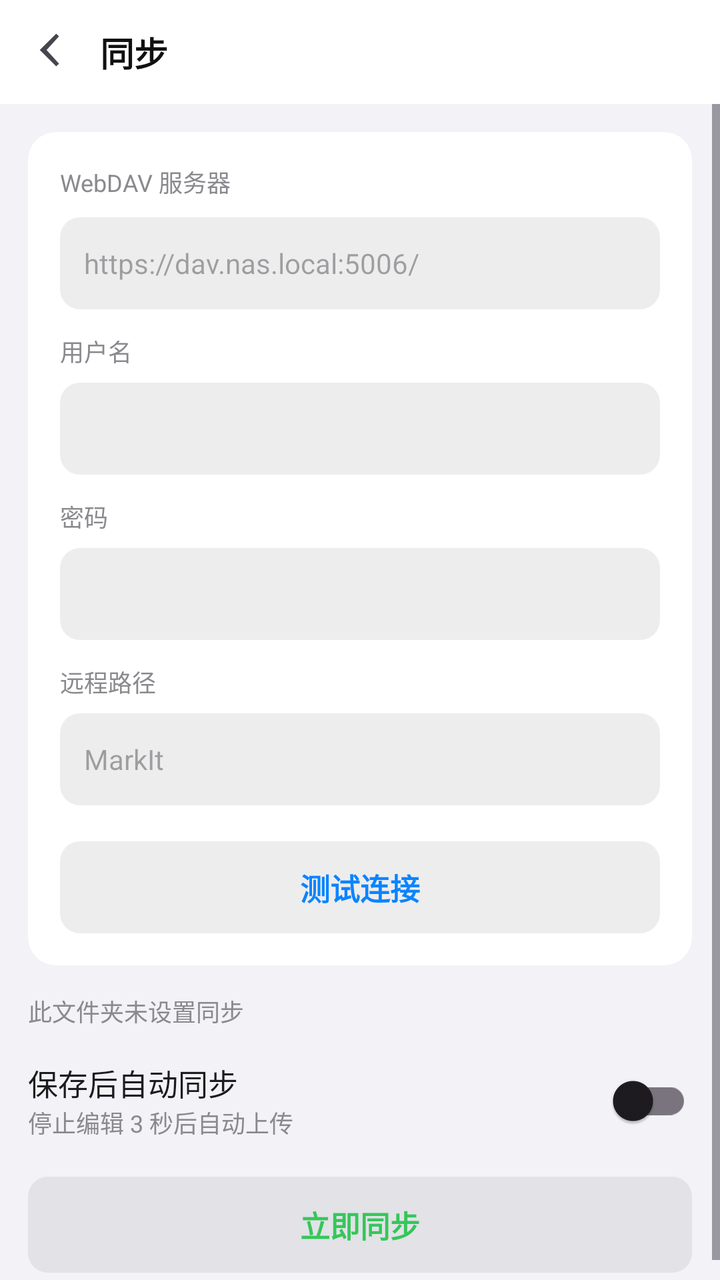
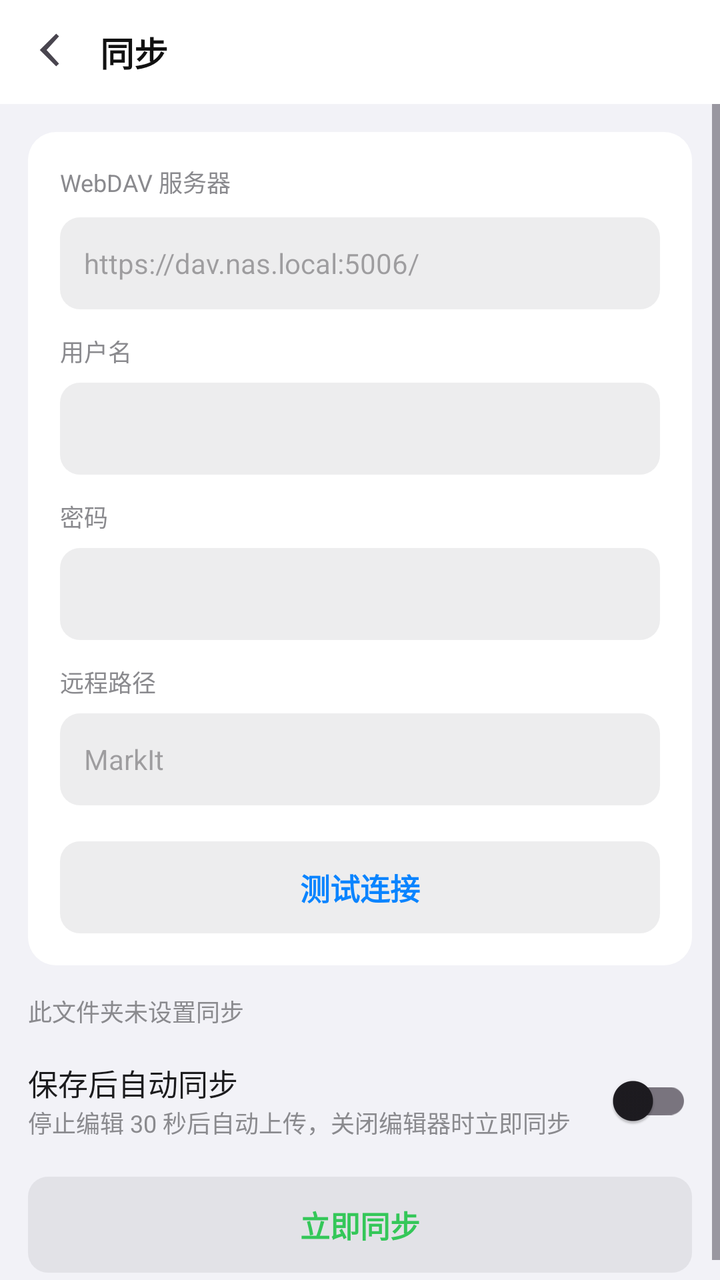

An Android layout rendered at two revisions. The XML below is the earlier revision; the diff shows what the commit changed to produce the second picture.
<!-- AndroidManifest.xml: application theme Theme.Markit -->
<!-- res/layout/fragment_sync.xml -->
<?xml version="1.0" encoding="utf-8"?>
<LinearLayout xmlns:android="http://schemas.android.com/apk/res/android"
    android:layout_width="match_parent"
    android:layout_height="match_parent"
    android:orientation="vertical"
    android:background="#F2F2F7">

    
    <LinearLayout
        android:id="@+id/syncTopBar"
        android:layout_width="match_parent"
        android:layout_height="wrap_content"
        android:minHeight="52dp"
        android:orientation="horizontal"
        android:gravity="center_vertical"
        android:background="#FFFFFF"
        android:paddingStart="6dp"
        android:paddingEnd="12dp">

        <ImageButton
            android:id="@+id/syncBack"
            android:layout_width="40dp"
            android:layout_height="40dp"
            android:src="@drawable/ic_arrow_back"
            android:background="?android:attr/selectableItemBackgroundBorderless"
            android:contentDescription="返回" />

        <TextView
            android:id="@+id/syncTitle"
            android:layout_width="0dp"
            android:layout_height="wrap_content"
            android:layout_weight="1"
            android:layout_marginStart="4dp"
            android:text="同步"
            android:textSize="17sp"
            android:textStyle="bold"
            android:textColor="#111111" />
    </LinearLayout>

    <ScrollView
        android:id="@+id/syncScroll"
        android:layout_width="match_parent"
        android:layout_height="0dp"
        android:layout_weight="1"
        android:fillViewport="true">

    <LinearLayout
        android:layout_width="match_parent"
        android:layout_height="wrap_content"
        android:orientation="vertical"
        android:padding="14dp">

        <LinearLayout
            android:layout_width="match_parent"
            android:layout_height="wrap_content"
            android:orientation="vertical"
            android:background="@drawable/bg_card"
            android:padding="16dp">

            <TextView android:layout_width="wrap_content" android:layout_height="wrap_content"
                android:text="WebDAV 服务器" android:textSize="12sp" android:textColor="#8A8A8E" />

            <EditText android:id="@+id/davUrl" android:layout_width="match_parent"
                android:layout_height="46dp" android:layout_marginTop="9dp"
                android:background="@drawable/bg_search" android:paddingStart="12dp"
                android:paddingEnd="12dp" android:textSize="14sp"
                android:hint="https://dav.nas.local:5006/" android:inputType="textUri"
                android:importantForAutofill="no" />

            <TextView android:layout_width="wrap_content" android:layout_height="wrap_content"
                android:text="用户名" android:textSize="12sp" android:textColor="#8A8A8E"
                android:layout_marginTop="12dp" />

            <EditText android:id="@+id/davUser" android:layout_width="match_parent"
                android:layout_height="46dp" android:layout_marginTop="7dp"
                android:background="@drawable/bg_search" android:paddingStart="12dp"
                android:paddingEnd="12dp" android:textSize="14sp"
                android:inputType="text" android:importantForAutofill="no" />

            <TextView android:layout_width="wrap_content" android:layout_height="wrap_content"
                android:text="密码" android:textSize="12sp" android:textColor="#8A8A8E"
                android:layout_marginTop="12dp" />

            <EditText android:id="@+id/davPass" android:layout_width="match_parent"
                android:layout_height="46dp" android:layout_marginTop="7dp"
                android:background="@drawable/bg_search" android:paddingStart="12dp"
                android:paddingEnd="12dp" android:textSize="14sp"
                android:inputType="textPassword" android:importantForAutofill="no" />

            <TextView android:layout_width="wrap_content" android:layout_height="wrap_content"
                android:text="远程路径" android:textSize="12sp" android:textColor="#8A8A8E"
                android:layout_marginTop="12dp" />

            <EditText android:id="@+id/davPath" android:layout_width="match_parent"
                android:layout_height="46dp" android:layout_marginTop="7dp"
                android:background="@drawable/bg_search" android:paddingStart="12dp"
                android:paddingEnd="12dp" android:textSize="14sp"
                android:hint="MarkIt" android:inputType="text"
                android:importantForAutofill="no" />

            <TextView android:id="@+id/btnTest" android:layout_width="match_parent"
                android:layout_height="46dp" android:layout_marginTop="18dp"
                android:background="@drawable/bg_search" android:gravity="center"
                android:text="测试连接" android:textSize="15sp" android:textStyle="bold"
                android:textColor="#0A84FF" />
        </LinearLayout>

        <TextView android:id="@+id/syncStatus" android:layout_width="match_parent"
            android:layout_height="wrap_content" android:layout_marginTop="14dp"
            android:layout_marginBottom="12dp" android:textSize="12sp" android:textColor="#8A8A8E"
            android:text="此文件夹未设置同步" />

        <LinearLayout android:layout_width="match_parent" android:layout_height="wrap_content"
            android:orientation="horizontal" android:gravity="center_vertical"
            android:layout_marginBottom="14dp">
            <LinearLayout android:layout_width="0dp" android:layout_height="wrap_content"
                android:layout_weight="1" android:orientation="vertical">
                <TextView android:layout_width="wrap_content" android:layout_height="wrap_content"
                    android:text="保存后自动同步" android:textSize="15sp" android:textColor="#1C1C1E" />
                <TextView android:layout_width="wrap_content" android:layout_height="wrap_content"
                    android:text="停止编辑 3 秒后自动上传"
                    android:textSize="12sp" android:textColor="#8A8A8E" />
            </LinearLayout>
            <androidx.appcompat.widget.SwitchCompat android:id="@+id/swAutoSync"
                android:layout_width="wrap_content" android:layout_height="wrap_content" />
        </LinearLayout>

        <TextView android:id="@+id/btnSyncNow" android:layout_width="match_parent"
            android:layout_height="48dp" android:background="@drawable/bg_search"
            android:gravity="center" android:text="立即同步"
            android:textSize="15sp" android:textStyle="bold" android:textColor="#34C759" />

        <TextView android:id="@+id/btnRemoveSync" android:layout_width="match_parent"
            android:layout_height="46dp" android:layout_marginTop="10dp"
            android:background="@drawable/bg_search" android:gravity="center"
            android:text="停止同步此文件夹" android:textSize="14sp"
            android:textColor="#FF3B30" android:visibility="gone" />

    </LinearLayout>
    </ScrollView>
</LinearLayout>
<!-- resources referenced by this layout -->
<resources>
  <!-- drawable bg_card (drawable) -->
  <?xml version="1.0" encoding="utf-8"?>
  <shape xmlns:android="http://schemas.android.com/apk/res/android" android:shape="rectangle">
      <solid android:color="#FFFFFF" />
      <corners android:radius="14dp" />
  </shape>
  <!-- drawable bg_search (drawable) -->
  <?xml version="1.0" encoding="utf-8"?>
  <shape xmlns:android="http://schemas.android.com/apk/res/android" android:shape="rectangle">
      <solid android:color="#22767680" />
      <corners android:radius="10dp" />
  </shape>
  <!-- drawable ic_arrow_back (drawable) -->
  <?xml version="1.0" encoding="utf-8"?>
  <vector xmlns:android="http://schemas.android.com/apk/res/android"
      android:width="24dp" android:height="24dp"
      android:viewportWidth="24" android:viewportHeight="24"
      android:tint="?attr/colorControlNormal">
      <path android:fillColor="@android:color/white"
          android:pathData="M15.5,4.2 L14.1,2.8 L5.9,11 L14.1,19.2 L15.5,17.8 L9.3,11 Z" />
  </vector>
  <style name="Theme.Markit" parent="Theme.Material3.DayNight.NoActionBar">
          <item name="colorPrimary">#0A84FF</item>
      </style>
</resources>

<!-- the commit's change to res/layout/fragment_sync.xml (unified diff, before → after) -->
@@ -118,7 +118,7 @@
                 <TextView android:layout_width="wrap_content" android:layout_height="wrap_content"
                     android:text="保存后自动同步" android:textSize="15sp" android:textColor="#1C1C1E" />
                 <TextView android:layout_width="wrap_content" android:layout_height="wrap_content"
-                    android:text="停止编辑 3 秒后自动上传"
+                    android:text="停止编辑 30 秒后自动上传，关闭编辑器时立即同步"
                     android:textSize="12sp" android:textColor="#8A8A8E" />
             </LinearLayout>
             <androidx.appcompat.widget.SwitchCompat android:id="@+id/swAutoSync"
